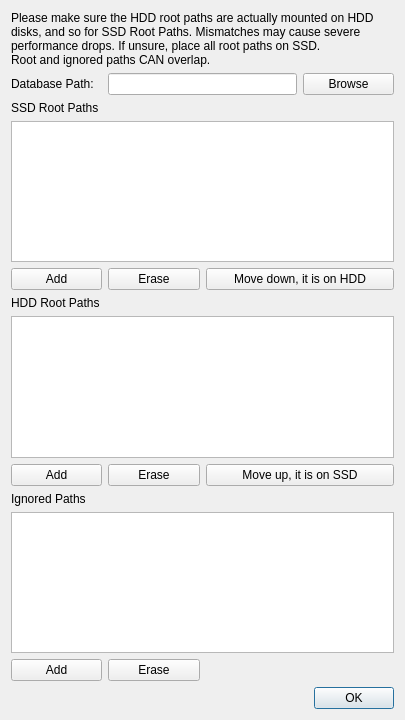
Above: widgets/orieconfwidget.ui from cxxsucks/SearchEverywhere before the change. Below: the same form after it.
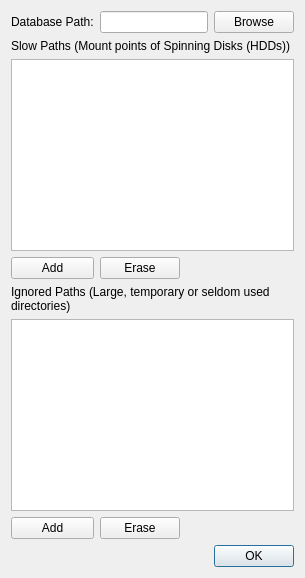
That is the form after the change.

What changed in the file:
```diff
--- a/widgets/orieconfwidget.ui
+++ b/widgets/orieconfwidget.ui
@@ -2,63 +2,35 @@
 <ui version="4.0">
  <class>seev::OrieConfWidget</class>
  <widget class="QWidget" name="seev::OrieConfWidget">
-  <property name="geometry">
-   <rect>
-    <x>0</x>
-    <y>0</y>
-    <width>405</width>
-    <height>720</height>
-   </rect>
-  </property>
   <property name="windowTitle">
    <string>Configuring `orient`</string>
   </property>
   <layout class="QGridLayout" name="gridLayout">
-   <item row="6" column="0">
-    <widget class="QPushButton" name="ssdRootAddBut">
-     <property name="text">
-      <string>Add</string>
-     </property>
-    </widget>
-   </item>
-   <item row="8" column="0" colspan="4">
-    <widget class="QListWidget" name="hddRootPathLst"/>
-   </item>
-   <item row="1" column="3">
-    <widget class="QPushButton" name="browseDbPath">
-     <property name="toolTip">
-      <string>Default one generally works.</string>
-     </property>
-     <property name="text">
-      <string>Browse</string>
-     </property>
-    </widget>
-   </item>
-   <item row="13" column="1">
-    <widget class="QPushButton" name="erasePrunedBut">
-     <property name="text">
-      <string>Erase</string>
-     </property>
-    </widget>
-   </item>
-   <item row="4" column="0" colspan="4">
-    <widget class="QListWidget" name="ssdRootPathLst"/>
-   </item>
-   <item row="9" column="2" colspan="2">
-    <widget class="QPushButton" name="moveToSsdBut">
-     <property name="text">
-      <string>Move up, it is on SSD</string>
-     </property>
-    </widget>
-   </item>
    <item row="9" column="1">
-    <widget class="QPushButton" name="hddRootEraseBut">
+    <widget class="QPushButton" name="erasePrunedBut">
      <property name="text">
       <string>Erase</string>
      </property>
     </widget>
    </item>
-   <item row="1" column="0">
+   <item row="7" column="0" colspan="4">
+    <widget class="QListWidget" name="prunedPathLst"/>
+   </item>
+   <item row="5" column="1">
+    <widget class="QPushButton" name="eraseSlowBut">
+     <property name="text">
+      <string>Erase</string>
+     </property>
+    </widget>
+   </item>
+   <item row="10" column="0" colspan="4">
+    <widget class="QDialogButtonBox" name="buttonBox">
+     <property name="standardButtons">
+      <set>QDialogButtonBox::Ok</set>
+     </property>
+    </widget>
+   </item>
+   <item row="0" column="0">
     <widget class="QLabel" name="z_1">
      <property name="toolTip">
       <string>Default one generally works.</string>
@@ -71,89 +43,63 @@
      </property>
     </widget>
    </item>
-   <item row="3" column="0">
-    <widget class="QLabel" name="z_0">
-     <property name="text">
-      <string>SSD Root Paths</string>
-     </property>
-     <property name="buddy">
-      <cstring>ssdRootPathLst</cstring>
-     </property>
-    </widget>
-   </item>
-   <item row="6" column="1">
-    <widget class="QPushButton" name="ssdRootEraseBut">
-     <property name="text">
-      <string>Erase</string>
-     </property>
-    </widget>
-   </item>
-   <item row="7" column="0">
-    <widget class="QLabel" name="z_2">
-     <property name="text">
-      <string>HDD Root Paths</string>
-     </property>
-     <property name="buddy">
-      <cstring>hddRootPathLst</cstring>
-     </property>
-    </widget>
-   </item>
    <item row="9" column="0">
-    <widget class="QPushButton" name="hddRootAddBut">
-     <property name="text">
-      <string>Add</string>
-     </property>
-    </widget>
-   </item>
-   <item row="13" column="0">
     <widget class="QPushButton" name="addPrunedBut">
      <property name="text">
       <string>Add</string>
      </property>
     </widget>
    </item>
-   <item row="0" column="0" colspan="4">
-    <widget class="QLabel" name="z_4">
+   <item row="0" column="3">
+    <widget class="QPushButton" name="browseDbPath">
+     <property name="toolTip">
+      <string>Default one generally works.</string>
+     </property>
      <property name="text">
-      <string>Please make sure the HDD root paths are actually mounted on HDD disks, and so for SSD Root Paths. Mismatches may cause severe performance drops. If unsure, place all root paths on SSD.
-Root and ignored paths CAN overlap.</string>
+      <string>Browse</string>
      </property>
-     <property name="wordWrap">
-      <bool>true</bool>
+    </widget>
+   </item>
+   <item row="5" column="0">
+    <widget class="QPushButton" name="addSlowBut">
+     <property name="text">
+      <string>Add</string>
      </property>
     </widget>
    </item>
-   <item row="1" column="1" colspan="2">
+   <item row="0" column="1" colspan="2">
     <widget class="QLineEdit" name="dbPathEdit">
      <property name="toolTip">
       <string>Default one generally works.</string>
      </property>
     </widget>
    </item>
-   <item row="11" column="0" colspan="4">
-    <widget class="QListWidget" name="prunedPathLst"/>
+   <item row="4" column="0" colspan="4">
+    <widget class="QListWidget" name="slowPathLst"/>
    </item>
-   <item row="10" column="0">
+   <item row="6" column="0" colspan="4">
     <widget class="QLabel" name="z_3">
      <property name="text">
-      <string>Ignored Paths</string>
+      <string>Ignored Paths (Large, temporary or seldom used directories)</string>
+     </property>
+     <property name="wordWrap">
+      <bool>true</bool>
      </property>
      <property name="buddy">
       <cstring>prunedPathLst</cstring>
      </property>
     </widget>
    </item>
-   <item row="6" column="2" colspan="2">
-    <widget class="QPushButton" name="moveToHddBut">
+   <item row="3" column="0" colspan="4">
+    <widget class="QLabel" name="z_2">
      <property name="text">
-      <string>Move down, it is on HDD</string>
+      <string>Slow Paths (Mount points of Spinning Disks (HDDs))</string>
      </property>
-    </widget>
-   </item>
-   <item row="14" column="0" colspan="4">
-    <widget class="QDialogButtonBox" name="buttonBox">
-     <property name="standardButtons">
-      <set>QDialogButtonBox::Ok</set>
+     <property name="wordWrap">
+      <bool>true</bool>
+     </property>
+     <property name="buddy">
+      <cstring>slowPathLst</cstring>
      </property>
     </widget>
    </item>
```
